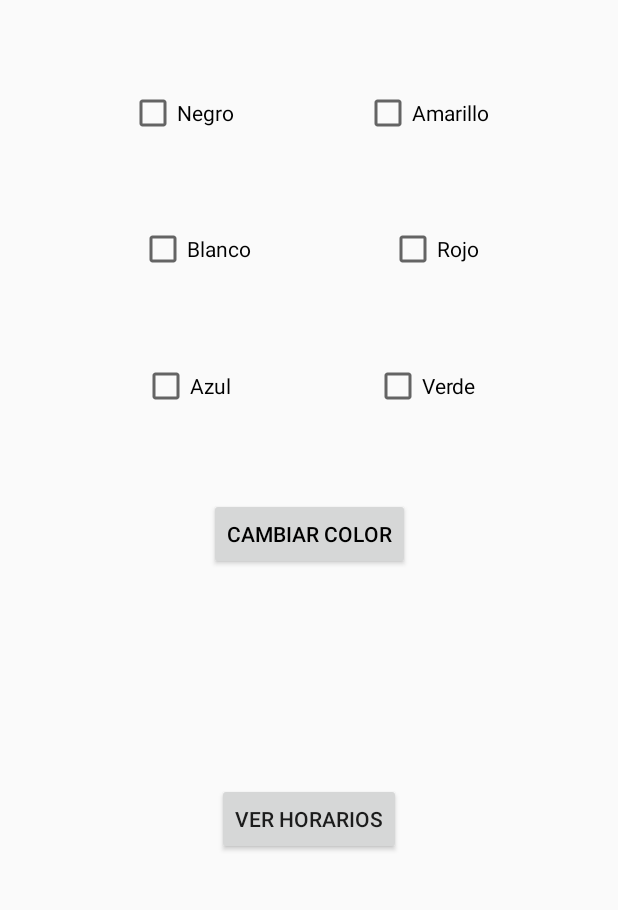
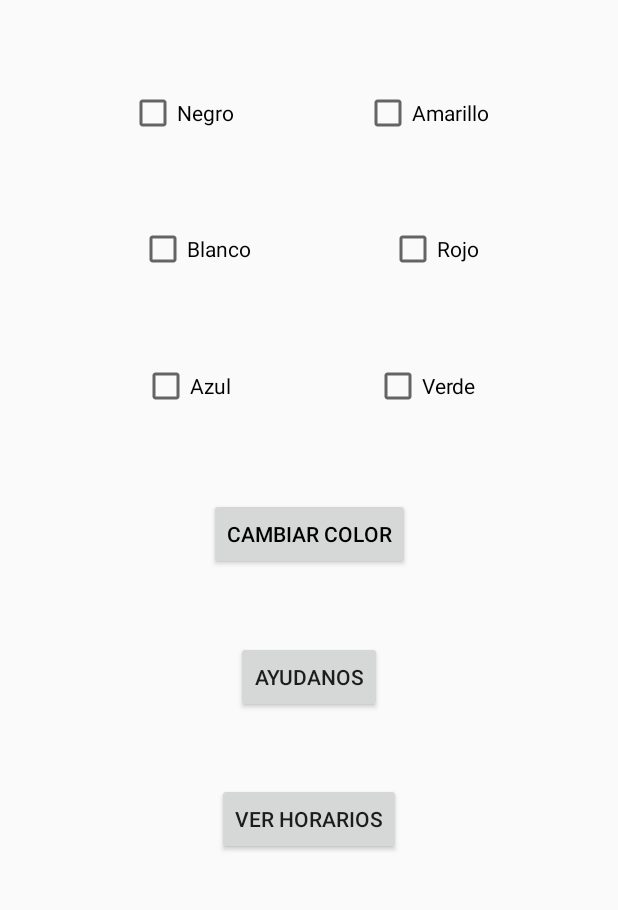
Before and after one commit to Thomacho18021/Ministerio-Puerta-Abierta-Lirqu-n, an Android app: the screen it shows after launch (MainActivity), on a phone screen of 412 x 824 dp, the part 169-1079 px from its top. Run offline under Robolectric (Android 15) with nearby library versions, the phone set to English and light mode, and no system bars.

Commit message:
Quinto Commit: Se agregan activitys de Conocenos y Rating con algunos eventos en cada una

```diff
--- a/app/src/main/AndroidManifest.xml
+++ b/app/src/main/AndroidManifest.xml
@@ -11,7 +11,9 @@
         android:roundIcon="@mipmap/ic_launcher_round"
         android:supportsRtl="true"
         android:theme="@style/AppTheme">
-        <activity android:name=".HorariosActivity"></activity>
+        <activity android:name=".Rating"></activity>
+        <activity android:name=".Conocenos" />
+        <activity android:name=".HorariosActivity" />
         <activity android:name=".MainActivity">
             <intent-filter>
                 <action android:name="android.intent.action.MAIN" />
--- a/app/src/main/java/com/srcarrillo/ministeriopuertaabiertalirqun/MainActivity.java
+++ b/app/src/main/java/com/srcarrillo/ministeriopuertaabiertalirqun/MainActivity.java
@@ -15,13 +15,8 @@ public class MainActivity extends AppCompatActivity {
 
     private TextView txtTitulo;
     private Button btnCambiar;
-    private CheckBox cbNegro ;
-    private CheckBox cbBlanco ;
-    private CheckBox cbAzul ;
-    private CheckBox cbAmarillo ;
-    private CheckBox cbRojo ;
-    private CheckBox cbVerde ;
-    private Button btnHorarios;
+    private CheckBox cbNegro, cbBlanco, cbAzul, cbAmarillo, cbRojo, cbVerde ;
+    private Button btnHorarios, btnAyudanos;
 
 
 
@@ -39,11 +34,19 @@ public class MainActivity extends AppCompatActivity {
         cbRojo = findViewById(R.id.cbRojo);
         cbVerde = findViewById(R.id.cbVerde);
         btnHorarios = findViewById(R.id.btnHorarios);
+        btnAyudanos = findViewById(R.id.btnAyudanos);
 
         btnHorarios.setOnClickListener(new View.OnClickListener() {
             @Override
             public void onClick(View view) {
                 startActivity(new Intent(MainActivity.this, HorariosActivity.class));
+            }
+        });
+
+        btnAyudanos.setOnClickListener(new View.OnClickListener() {
+            @Override
+            public void onClick(View view) {
+                startActivity(new Intent(MainActivity.this, Rating.class));
             }
         });
 
--- a/app/src/main/res/layout/activity_main.xml
+++ b/app/src/main/res/layout/activity_main.xml
@@ -109,4 +109,15 @@
         app:layout_constraintStart_toStartOf="parent"
         app:layout_constraintTop_toBottomOf="@+id/btnCambiar" />
 
+    <Button
+        android:id="@+id/btnAyudanos"
+        android:layout_width="wrap_content"
+        android:layout_height="wrap_content"
+        android:text="Ayudanos"
+        app:layout_constraintBottom_toTopOf="@+id/btnHorarios"
+        app:layout_constraintEnd_toEndOf="parent"
+        app:layout_constraintHorizontal_bias="0.5"
+        app:layout_constraintStart_toStartOf="parent"
+        app:layout_constraintTop_toBottomOf="@+id/btnCambiar" />
+
 </androidx.constraintlayout.widget.ConstraintLayout>
```
Also changed, not shown: app/src/main/java/com/srcarrillo/ministeriopuertaabiertalirqun/Conocenos.java (added, +28 -0 lines), app/src/main/java/com/srcarrillo/ministeriopuertaabiertalirqun/Rating.java (added, +38 -0 lines), app/src/main/res/layout/activity_conocenos.xml (added, +26 -0 lines), app/src/main/res/layout/activity_rating.xml (added, +90 -0 lines), app/src/main/res/drawable/jesus.png (added).
